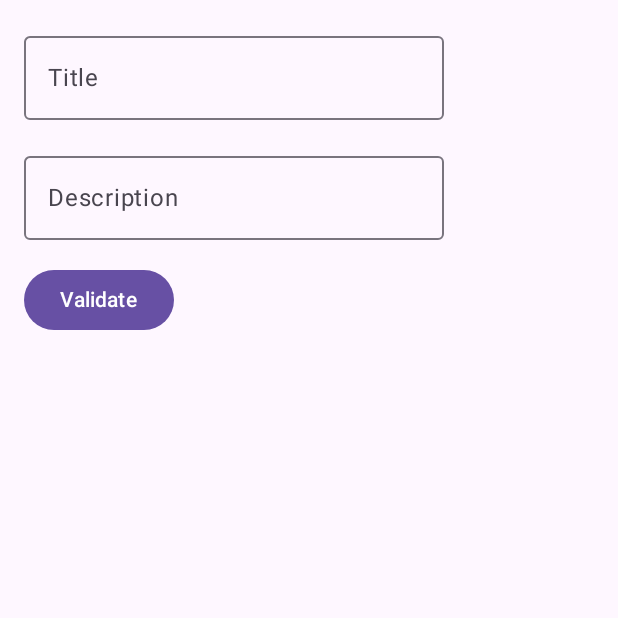
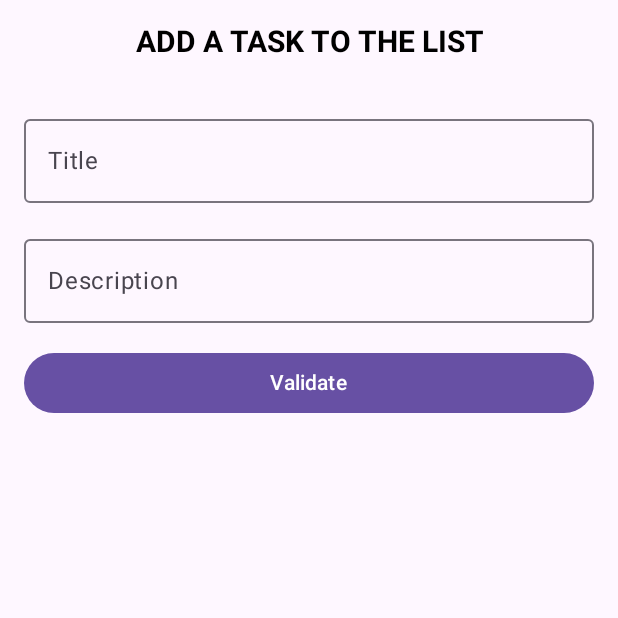
Before and after one commit to GZL999/androidProject2023, an Android app built with Jetpack Compose: the DetailActivity screen opened directly, with no data from a screen before it, on a phone screen of 412 x 824 dp, the top half of it. Run offline under Robolectric (Android 15) with nearby library versions, the phone set to English and light mode, and no system bars; network calls fail.

Commit message:
More UI upgrades : add task and change photo

```diff
--- a/app/src/main/java/com/gzl/todo/detail/DetailActivity.kt
+++ b/app/src/main/java/com/gzl/todo/detail/DetailActivity.kt
@@ -5,9 +5,11 @@ import android.content.Intent
 import android.os.Bundle
 import androidx.activity.ComponentActivity
 import androidx.activity.compose.setContent
+import androidx.compose.foundation.background
 import androidx.compose.foundation.layout.Arrangement
 import androidx.compose.foundation.layout.Column
 import androidx.compose.foundation.layout.fillMaxSize
+import androidx.compose.foundation.layout.fillMaxWidth
 import androidx.compose.foundation.layout.padding
 import androidx.compose.material3.Button
 import androidx.compose.material3.ExperimentalMaterial3Api
@@ -22,8 +24,13 @@ import androidx.compose.runtime.mutableStateOf
 import androidx.compose.runtime.remember
 import androidx.compose.runtime.setValue
 import androidx.compose.ui.Modifier
+import androidx.compose.ui.graphics.Brush
+import androidx.compose.ui.graphics.Color
+import androidx.compose.ui.text.font.FontWeight
+import androidx.compose.ui.text.style.TextAlign
 import androidx.compose.ui.tooling.preview.Preview
 import androidx.compose.ui.unit.dp
+import androidx.compose.ui.unit.sp
 import com.gzl.todo.detail.ui.theme.TodoGonzaloTheme
 import com.gzl.todo.list.Task
 import java.util.UUID
@@ -56,28 +63,49 @@ fun Detail(initialTask: Task? = null, onValidate: (Task) -> Unit) {
             .fillMaxSize(),
         verticalArrangement = Arrangement.spacedBy(16.dp)
     ) {
+        // Title
+        Text(
+            text = "ADD A TASK TO THE LIST",
+            fontSize = 20.sp,
+            color = Color.Black,
+            fontWeight = FontWeight.Bold,
+            textAlign = TextAlign.Center,
+            modifier = Modifier
+                .fillMaxWidth()
+                .padding(bottom = 16.dp)
+        )
+
+        // OutlinedTextField for Title
         OutlinedTextField(
             value = task.title,
             onValueChange = { newTitle ->
                 task = task.copy(title = newTitle)
             },
-            label = { Text("Title") }
+            label = { Text("Title") },
+            modifier = Modifier.fillMaxWidth()
         )
 
+        // OutlinedTextField for Description
         OutlinedTextField(
             value = task.description,
             onValueChange = { newDescription ->
                 task = task.copy(description = newDescription)
             },
-            label = { Text("Description") }
+            label = { Text("Description") },
+            modifier = Modifier.fillMaxWidth()
         )
 
-        Button(onClick = {
-            onValidate(task)
-        }) {
+        // Button for validation
+        Button(
+            onClick = {
+                onValidate(task)
+            },
+            modifier = Modifier.fillMaxWidth()
+        ) {
             Text(text = "Validate")
         }
     }
+
 }
 
 @Preview(showBackground = true)
--- a/app/src/main/res/layout/activity_user.xml
+++ b/app/src/main/res/layout/activity_user.xml
@@ -6,5 +6,4 @@
     android:layout_width="match_parent"
     android:layout_height="match_parent"
     tools:context=".user.UserActivity"
-    tools:deviceIds="tv"
     tools:ignore="MergeRootFrame" />
--- a/app/src/main/res/layout/fragment_task_list.xml
+++ b/app/src/main/res/layout/fragment_task_list.xml
@@ -36,12 +36,14 @@
     <ImageView
         android:id="@+id/imageAvatar"
         android:layout_width="65dp"
-        android:layout_height="53dp"
+        android:layout_height="65dp"
         app:layout_constraintTop_toTopOf="parent"
         app:layout_constraintEnd_toEndOf="parent"
         android:layout_marginTop="8dp"
         android:layout_marginEnd="16dp"
+        android:clipToOutline="true"
         tools:src="@tools:sample/avatars" />
+
 
     <TextView
         android:id="@+id/userTextView"
--- a/app/src/main/res/layout/item_task.xml
+++ b/app/src/main/res/layout/item_task.xml
@@ -23,7 +23,7 @@
         android:layout_height="wrap_content"
         android:textSize="16sp"
         android:padding="10dp"
-        android:layout_marginBottom="8dp"
+        android:layout_marginBottom="6dp"
         android:textColor="@android:color/black"
         android:background="@color/light_cream"
         tools:text="Text Description Test" />
```
Also changed, not shown: app/src/main/java/com/gzl/todo/user/UserActivity.kt (+73 -4 lines).
